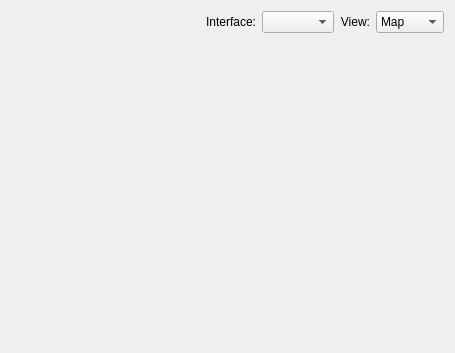
First picture: the form in libs/ui/scanwidget.ui, repository netrunner-debian-kde-extras/networkmanagement, before the edit.
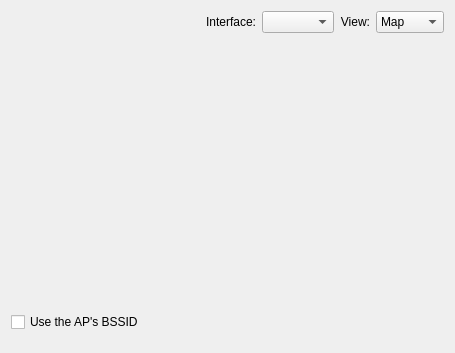
Second picture: the form after the edit. Custom widgets are drawn as their Qt base class.

Diff of the .ui file:
```diff
--- a/libs/ui/scanwidget.ui
+++ b/libs/ui/scanwidget.ui
@@ -90,7 +90,39 @@
      <property name="sizeHint" stdset="0">
       <size>
        <width>20</width>
-       <height>50</height>
+       <height>10</height>
+      </size>
+     </property>
+    </spacer>
+   </item>
+   <item>
+    <widget class="QCheckBox" name="m_useBssid">
+     <property name="toolTip">
+      <string>Use the selected AP's BSSID in the connection settings</string>
+     </property>
+     <property name="whatsThis">
+      <string>Automatically set the BSSID in the connection settings to the selected AP's BSSID. This is useful if multiple networks with the same SSID, but different BSSIDs exist.</string>
+     </property>
+     <property name="text">
+      <string>Use the AP's BSSID</string>
+     </property>
+     <property name="checked">
+      <bool>false</bool>
+     </property>
+    </widget>
+   </item>
+   <item>
+    <spacer name="verticalSpacer_2">
+     <property name="orientation">
+      <enum>Qt::Vertical</enum>
+     </property>
+     <property name="sizeType">
+      <enum>QSizePolicy::Preferred</enum>
+     </property>
+     <property name="sizeHint" stdset="0">
+      <size>
+       <width>20</width>
+       <height>10</height>
       </size>
      </property>
     </spacer>
```
